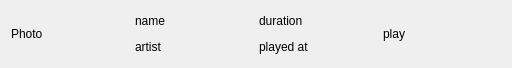
Above: mutak/widgetitem.ui from ahmed-debbech/mutak before the change. Below: the same form after it.
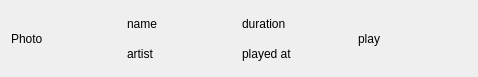
That is the form after the change.

What changed in the file:
```diff
--- a/mutak/widgetitem.ui
+++ b/mutak/widgetitem.ui
@@ -6,8 +6,8 @@
    <rect>
     <x>0</x>
     <y>0</y>
-    <width>512</width>
-    <height>68</height>
+    <width>478</width>
+    <height>77</height>
    </rect>
   </property>
   <property name="windowTitle">
```
